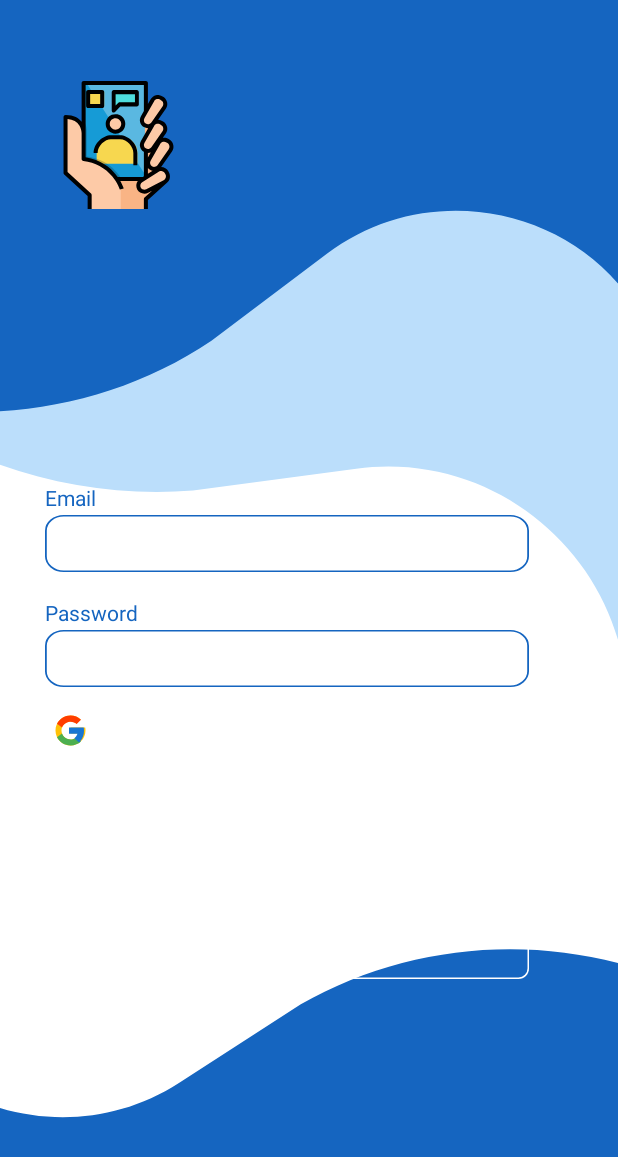
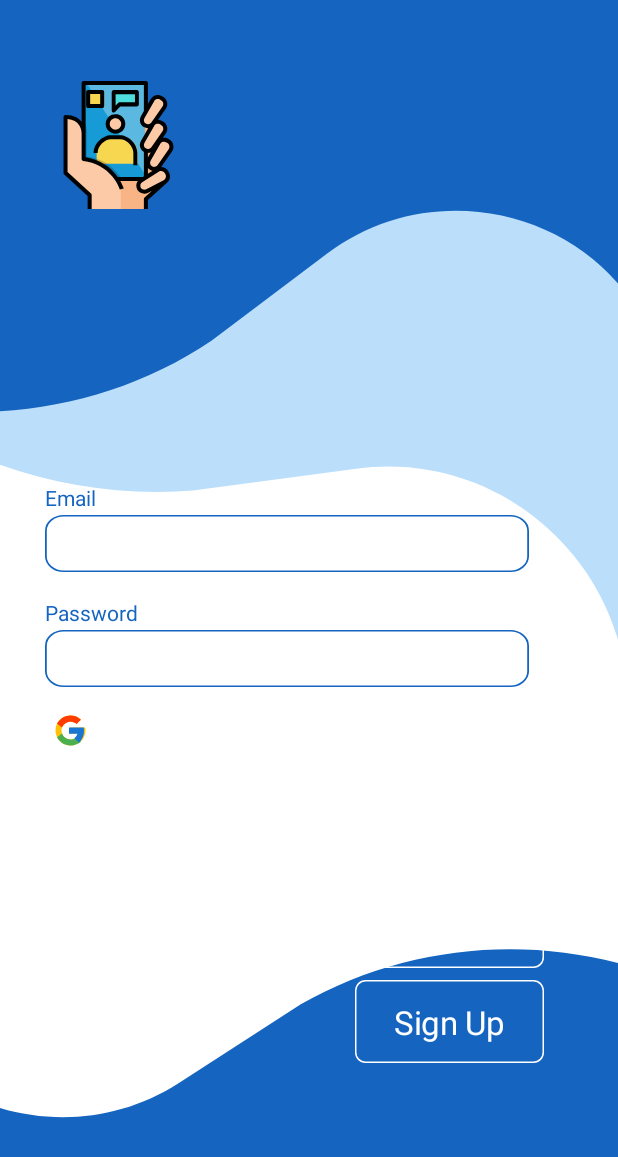
Before and after one commit to zxcmode/FirstSession, an Android app: the layout activity_sign_in_screen.xml on its own in the app's theme, with its tools: preview values and no code run, on a phone screen of 412 x 824 dp. Shown: the top 1157 px of the screen. Run offline under Robolectric (Android 15) with nearby library versions, the phone set to English and light mode, and no system bars.

Commit message:
Added static text

```diff
--- a/app/src/main/res/layout/activity_sign_in_screen.xml
+++ b/app/src/main/res/layout/activity_sign_in_screen.xml
@@ -93,11 +93,11 @@
         android:layout_width="wrap_content"
         android:layout_height="wrap_content"
         android:layout_marginStart="222dp"
-        android:layout_marginTop="76dp"
+        android:layout_marginTop="132dp"
         android:background="@drawable/ic_btn"
         android:elevation="4dp"
         app:layout_constraintEnd_toEndOf="@+id/edtPassword"
-        app:layout_constraintHorizontal_bias="1.0"
+        app:layout_constraintHorizontal_bias="0.615"
         app:layout_constraintStart_toStartOf="@+id/edtPassword"
         app:layout_constraintTop_toBottomOf="@+id/edtPassword" />
 
@@ -112,5 +112,30 @@
         app:layout_constraintStart_toStartOf="@+id/btnSignIn"
         app:layout_constraintTop_toBottomOf="@+id/btnSignIn" />
 
+    <TextView
+        android:id="@+id/sign_up"
+        android:letterSpacing="-0.01"
+        android:textSize="22sp"
+        android:layout_width="wrap_content"
+        android:layout_height="wrap_content"
+        android:text="Sign Up"
+        android:textColor="@color/white"
+        app:layout_constraintBottom_toBottomOf="@+id/btnSignUp"
+        app:layout_constraintEnd_toEndOf="@+id/btnSignUp"
+        app:layout_constraintStart_toStartOf="@+id/btnSignUp"
+        app:layout_constraintTop_toTopOf="@+id/btnSignUp" />
+
+    <TextView
+        android:id="@+id/sign_in"
+        android:letterSpacing="-0.01"
+        android:textSize="22sp"
+        android:layout_width="wrap_content"
+        android:layout_height="wrap_content"
+        android:text="Sign In"
+        android:textColor="@color/white"
+        app:layout_constraintBottom_toBottomOf="@+id/btnSignIn"
+        app:layout_constraintEnd_toEndOf="@+id/btnSignIn"
+        app:layout_constraintStart_toStartOf="@+id/btnSignIn"
+        app:layout_constraintTop_toTopOf="@+id/btnSignIn" />
 
 </androidx.constraintlayout.widget.ConstraintLayout>
--- a/app/src/main/res/values/strings.xml
+++ b/app/src/main/res/values/strings.xml
@@ -2,4 +2,5 @@
     <string name="app_name">FirstSession</string>
     <string name="email">Email</string>
     <string name="password">Password</string>
+    <string name="sign_up">Sign Up</string>
 </resources>
--- a/app/src/main/res/values/styles.xml
+++ b/app/src/main/res/values/styles.xml
@@ -19,4 +19,20 @@
         </item>
     </style>
 
+    <style name="sign_up">
+
+        <item name="android:textSize">
+            22sp
+        </item>
+
+        <item name="android:letterSpacing">
+            -0.01
+        </item>
+
+        <item name="android:textColor">
+            #FFFFFF
+        </item>
+
+    </style>
+
 </resources>
```
